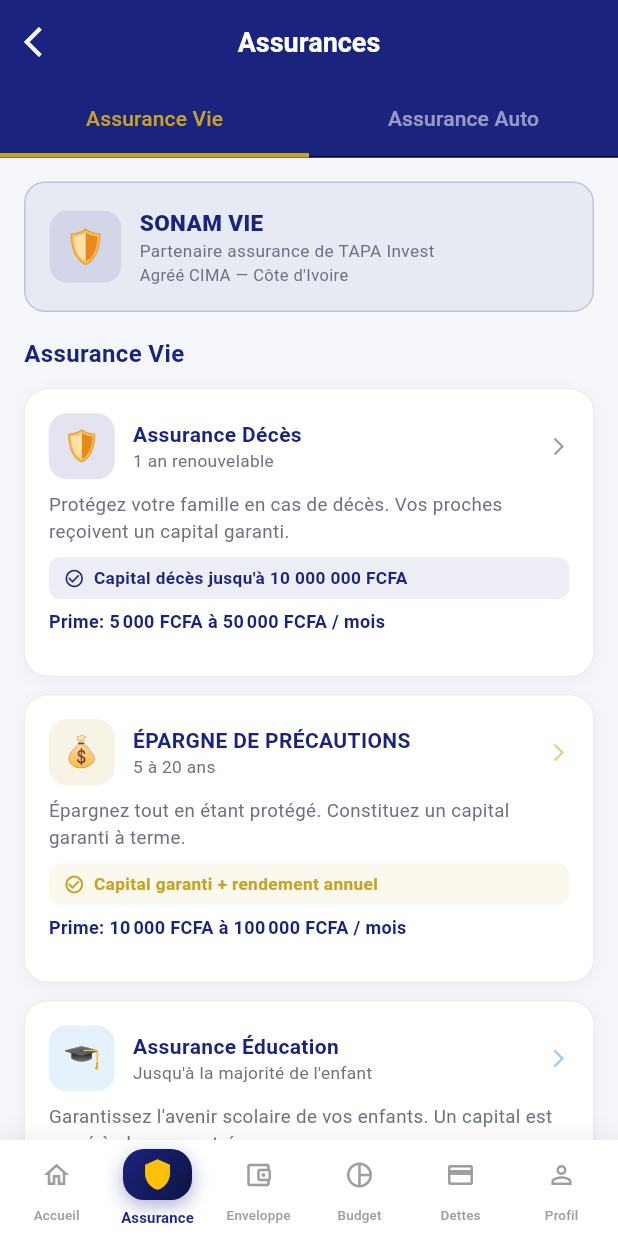
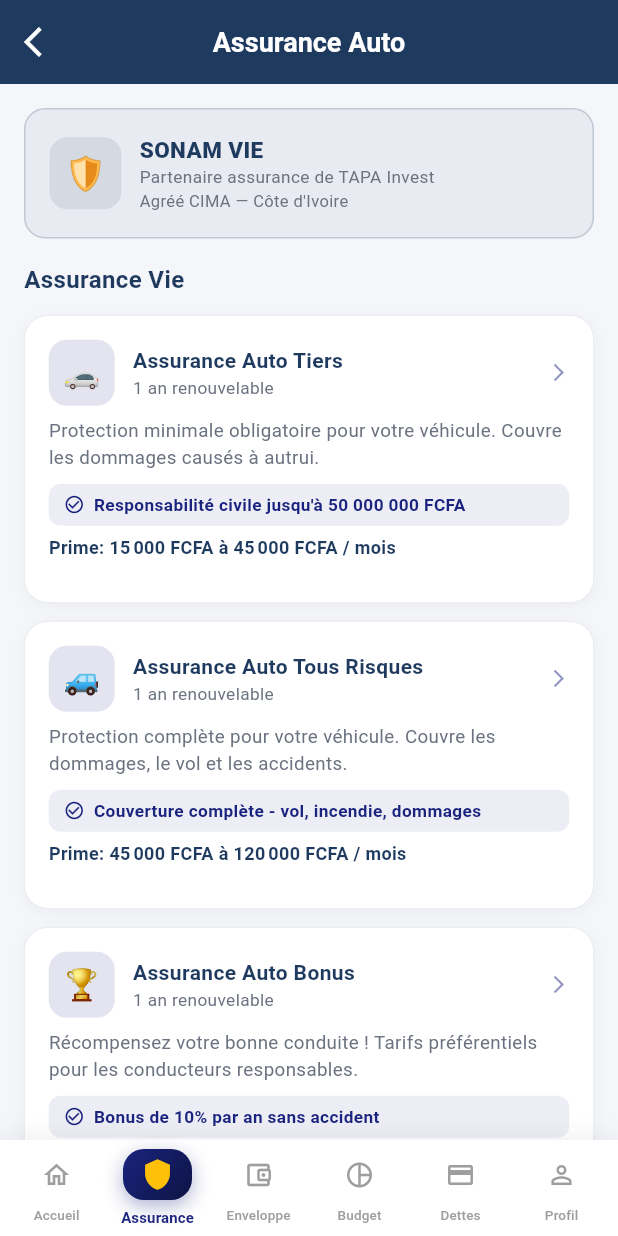
Before and after one commit to kouashura/tapa, a Flutter app: the AssuranceScreen screen opened by its route, on a phone screen of 412 x 824 dp. Run offline on Flutter 3.47's test engine with Material 3 defaults, Android fonts, the phone set to English and light mode, and no system bars; our stand-ins replace app_links, cloud_firestore, connectivity_plus, dio, equatable, firebase_auth and 12 more; missing offline and left inert: dio_smart_retry, flutter_custom_tabs, google_mlkit_text_recognition; accounts and stored records are empty; project files that could hold a hidden picture were left out.

Commit message:
chore: misc UI tweaks (navy color, help button, sonam logo) + rebuild configs

```diff
--- a/lib/core/theme/app_theme.dart
+++ b/lib/core/theme/app_theme.dart
@@ -4,7 +4,7 @@ import 'package:flutter/material.dart';
 
 class TAPAColors {
   // Couleurs principales
-  static const Color navy = Color(0xFF1A237E);
+  static const Color navy = Color(0xFF1F3A5F);
   static const Color gold = Color(0xFFC9A227);
   static const Color goldLight = Color(0xFFFEF3C7); // ✅ AJOUTÉ
   static const Color white = Color(0xFFFFFFFF);
--- a/lib/presentation/screens/home/home_screen.dart
+++ b/lib/presentation/screens/home/home_screen.dart
@@ -209,6 +209,10 @@ class _HomeScreenState extends ConsumerState<HomeScreen> {
                       title: _logo(),
                       actions: [
                         _buildCoachButton(context),
+                        _roundIconButton(
+                          Icons.support_agent,
+                          () => context.push('/help'),
+                        ),
                         _roundIconButton(
                           Icons.notifications_outlined,
                           () {
--- a/lib/presentation/screens/investir/assurance_screen.dart
+++ b/lib/presentation/screens/investir/assurance_screen.dart
@@ -16,65 +16,7 @@ class AssuranceScreen extends ConsumerStatefulWidget {
 
 class _AssuranceScreenState extends ConsumerState<AssuranceScreen>
     with SingleTickerProviderStateMixin {
-  late TabController _tabController;
   int _selectedIndex = 1;
-
-  static const List<Map<String, dynamic>> produitsAssuranceVie = [
-    {
-      'id': 'assurance_deces',
-      'nom': 'Assurance Décès',
-      'emoji': '🛡️',
-      'description':
-          'Protégez votre famille en cas de décès. Vos proches reçoivent un capital garanti.',
-      'primeMin': 5000,
-      'primeMax': 50000,
-      'garantie': 'Capital décès jusqu\'à 10 000 000 FCFA',
-      'duree': '1 an renouvelable',
-      'couleurValue': 0xFF1A237E,
-      'avantages': [
-        'Souscription rapide',
-        'Pas de visite médicale',
-        'Capital versé en 72h',
-        'Bénéficiaire au choix'
-      ],
-    },
-    {
-      'id': 'assurance_epargne',
-      'nom': 'ÉPARGNE DE PRÉCAUTIONS',
-      'emoji': '💰',
-      'description':
-          'Épargnez tout en étant protégé. Constituez un capital garanti à terme.',
-      'primeMin': 10000,
-      'primeMax': 100000,
-      'garantie': 'Capital garanti + rendement annuel',
-      'duree': '5 à 20 ans',
-      'couleurValue': 0xFFC9A227,
-      'avantages': [
-        'Rendement garanti',
-        'Protection décès incluse',
-        'Retrait partiel possible',
-        'Déductible fiscalement'
-      ],
-    },
-    {
-      'id': 'assurance_education',
-      'nom': 'Assurance Éducation',
-      'emoji': '🎓',
-      'description':
-          'Garantissez l\'avenir scolaire de vos enfants. Un capital est versé à chaque rentrée.',
-      'primeMin': 5000,
-      'primeMax': 30000,
-      'garantie': 'Capital versé à chaque rentrée scolaire',
-      'duree': 'Jusqu\'à la majorité de l\'enfant',
-      'couleurValue': 0xFF3498DB,
-      'avantages': [
-        'Versements programmés',
-        'Protection parents incluse',
-        'Continue si parent décède',
-        'Adapté au rythme africain'
-      ],
-    },
-  ];
 
   static const List<Map<String, dynamic>> produitsAssuranceAuto = [
     {
@@ -136,13 +78,6 @@ class _AssuranceScreenState extends ConsumerState<AssuranceScreen>
   @override
   void initState() {
     super.initState();
-    _tabController = TabController(length: 2, vsync: this);
-  }
-
-  @override
-  void dispose() {
-    _tabController.dispose();
-    super.dispose();
   }
 
   void _navigateTo(String route, int index) {
@@ -160,48 +95,22 @@ class _AssuranceScreenState extends ConsumerState<AssuranceScreen>
     return Scaffold(
       backgroundColor: TAPAColors.background,
       appBar: AppBar(
-        title: const Text('Assurances'),
+        title: const Text('Assurance Auto'),
         backgroundColor: TAPAColors.navy,
         foregroundColor: TAPAColors.white,
         leading: IconButton(
           icon: const Icon(Icons.arrow_back_ios),
           onPressed: () => context.go('/home'),
         ),
-        bottom: TabBar(
-          controller: _tabController,
-          tabs: const [
-            Tab(text: 'Assurance Vie'),
-            Tab(text: 'Assurance Auto'),
-          ],
-          indicatorColor: TAPAColors.gold,
-          labelColor: TAPAColors.gold,
-          unselectedLabelColor: Colors.white54,
-          indicatorSize: TabBarIndicatorSize.tab,
-          indicatorWeight: 3.0,
       ),
-      ),
-      body: TabBarView(
-        controller: _tabController,
-        children: [
-          _buildAssuranceList(
-            context,
-            produitsAssuranceVie,
-            monnaie,
-            isSmall,
-            isTablet,
-            paddingSize,
-            false,
-          ),
-          _buildAssuranceList(
+      body: _buildAssuranceList(
         context,
         produitsAssuranceAuto,
         monnaie,
         isSmall,
         isTablet,
         paddingSize,
-            true,
-          ),
-        ],
+        false,
       ),
       bottomNavigationBar: _buildBottomNavigationBar(),
     );
--- a/lib/presentation/screens/investir/devis_auto_screen.dart
+++ b/lib/presentation/screens/investir/devis_auto_screen.dart
@@ -141,6 +141,7 @@ class _DevisAutoScreenState extends ConsumerState<DevisAutoScreen> {
         amount: _montantTotal,
         operator: 'WAVE_MONEY_CI',
         phone: _telephoneCtrl.text.trim().isNotEmpty ? _telephoneCtrl.text.trim() : currentUser.phoneNumber,
+        sourceWalletId: '',
         description: 'Assurance  -  mois',
       );
 
--- a/lib/presentation/screens/splash/splash_screen.dart
+++ b/lib/presentation/screens/splash/splash_screen.dart
@@ -72,7 +72,7 @@ class _SplashScreenState extends ConsumerState<SplashScreen> {
         await Future.delayed(const Duration(seconds: 1));
         if (mounted) {
           // En cas d'erreur, aller vers l'écran de connexion
-          context.go('/inscription');
+          context.go('/login'); // ✅ Redirection vers /login
         }
       }
     }
@@ -96,8 +96,8 @@ class _SplashScreenState extends ConsumerState<SplashScreen> {
     if (!mounted) return;
 
     if (!isAuthenticated) {
-      Logger.info('👤 Utilisateur non authentifié → /inscription');
-      context.go('/inscription');
+      Logger.info('👤 Utilisateur non authentifié → /login');
+      context.go('/login'); // ✅ Redirection vers l'écran de login (PIN)
       return;
     }
 
--- a/pubspec.yaml
+++ b/pubspec.yaml
@@ -63,6 +63,7 @@ dependencies:
   flutter_custom_tabs: 2.2.0
   emailjs: ^4.0.0
   speech_to_text: ^7.4.0
+  app_links: 6.3.3
 
 dev_dependencies:
   flutter_test:
```
Also changed, not shown: lib/presentation/providers/payment_wallet_provider.dart (+18 -0 lines), lib/presentation/screens/investir/investir_screen.dart (+35 -60 lines), lib/presentation/screens/investir/sonam_offres_screen.dart (added, +103 -0 lines), lib/presentation/screens/profile/help_screen.dart (added, +86 -0 lines), lib/presentation/screens/profile/profile_screen.dart (+37 -63 lines), lib/services/digital_pay_service.dart (+6 -8 lines), assets/logos/sonam_logo.png (added), pubspec.lock, 9 other files. Lines whose indentation alone changed are shown as unchanged.
